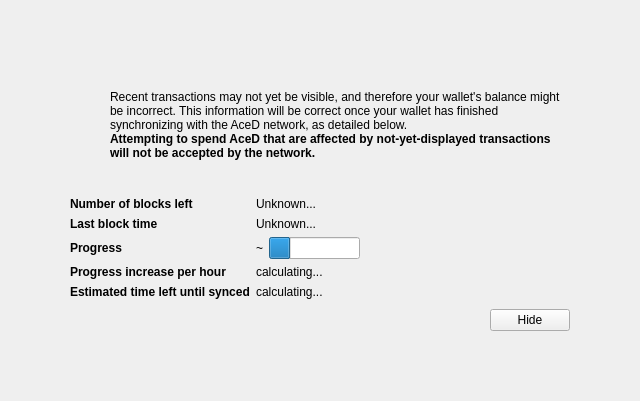
Before: the Qt Designer form src/qt/forms/modaloverlay.ui in Acedcoin/AceD, drawn with Qt 5.
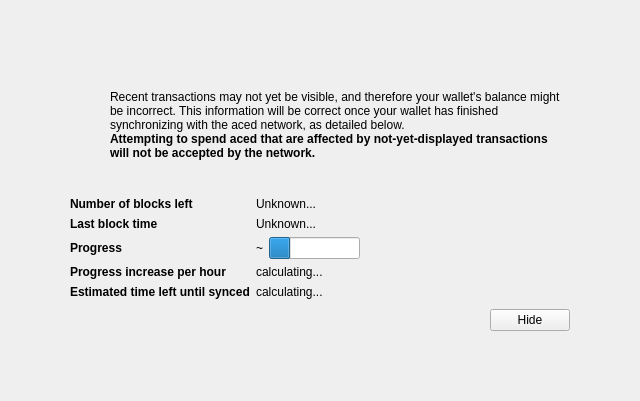
After: the same form once the commit is applied. Icons and pictures are not drawn. Custom widgets are drawn as their Qt base class.

```diff
--- a/src/qt/forms/modaloverlay.ui
+++ b/src/qt/forms/modaloverlay.ui
@@ -128,7 +128,7 @@
              <item>
               <widget class="QLabel" name="infoText">
                <property name="text">
-                <string>Recent transactions may not yet be visible, and therefore your wallet's balance might be incorrect. This information will be correct once your wallet has finished synchronizing with the AceD network, as detailed below.</string>
+                <string>Recent transactions may not yet be visible, and therefore your wallet's balance might be incorrect. This information will be correct once your wallet has finished synchronizing with the aced network, as detailed below.</string>
                </property>
                <property name="textFormat">
                 <enum>Qt::RichText</enum>
@@ -147,7 +147,7 @@
                 </font>
                </property>
                <property name="text">
-                <string>Attempting to spend AceD that are affected by not-yet-displayed transactions will not be accepted by the network.</string>
+                <string>Attempting to spend aced that are affected by not-yet-displayed transactions will not be accepted by the network.</string>
                </property>
                <property name="textFormat">
                 <enum>Qt::RichText</enum>
```
